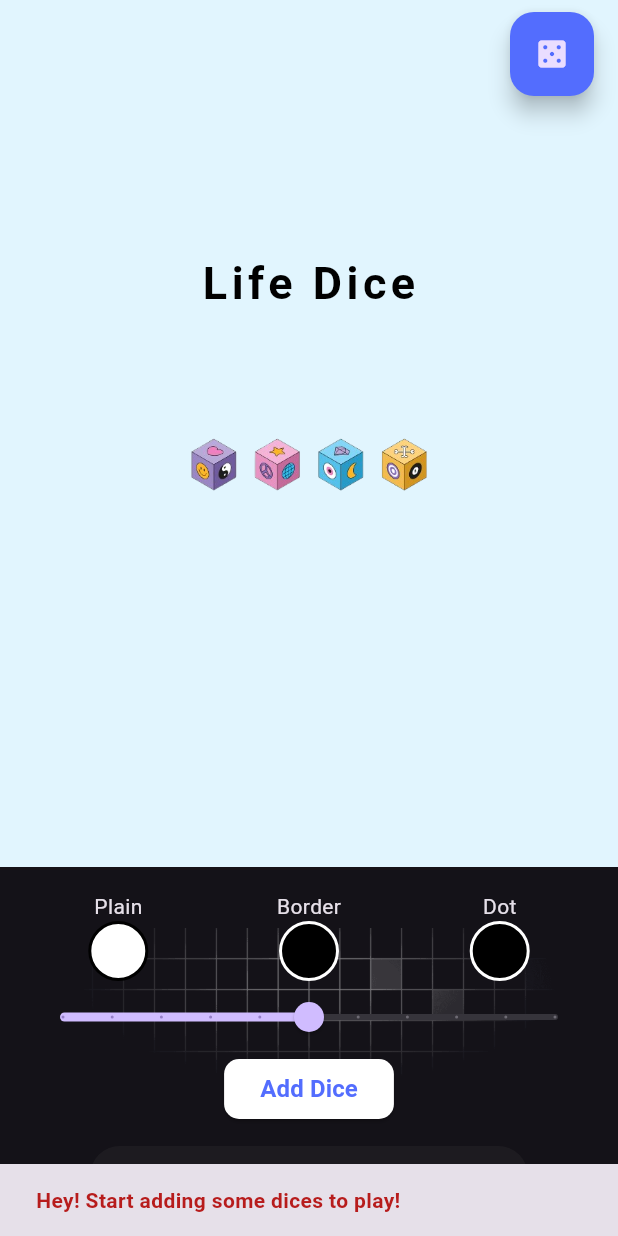
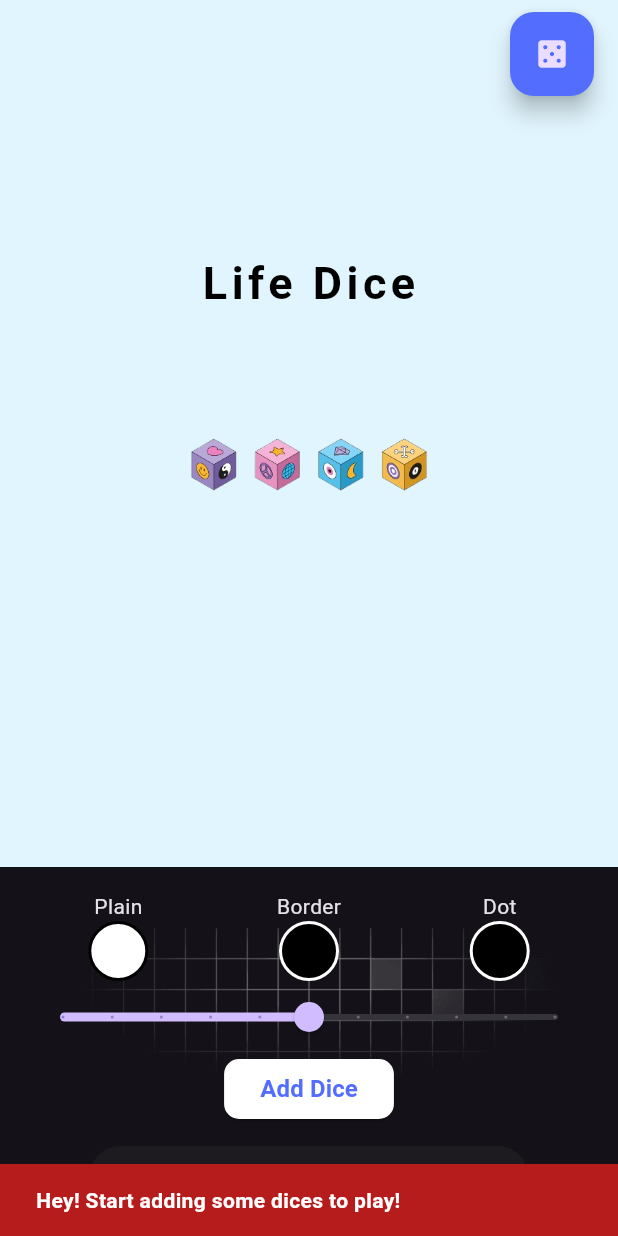
Before and after one commit to IvanGael/dice_game, a Flutter app: the screen it shows after launch, after a tap on the "casino" icon, on a phone screen of 412 x 824 dp. Run offline on Flutter 3.47's test engine with Material 3 defaults, Android fonts, the phone set to English and light mode, and no system bars; our stand-ins replace audioplayers, bloc, device_preview, emoji_picker_flutter, equatable, flutter_bloc and 3 more.

Commit message:
little change

```diff
--- a/lib/dice_game_board.dart
+++ b/lib/dice_game_board.dart
@@ -409,10 +409,11 @@ class _DiceGameBoardState extends State<DiceGameBoard> {
     if (dices.isEmpty) {
       ScaffoldMessenger.of(context).showSnackBar(
         SnackBar(
+          backgroundColor: AppConstants.red,
           content: Text(
             'Hey! Start adding some dices to play!',
             style: TextStyle(
-              color: AppConstants.red,
+              color: AppConstants.white,
               fontWeight: FontWeight.bold
             ),
           )
```
